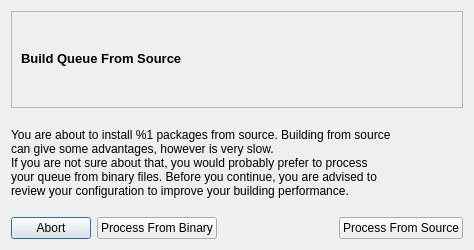
Before: the Qt Designer form trunk/ui/reviewBuildingDialog.ui in drf/shaman1, drawn with Qt 5.
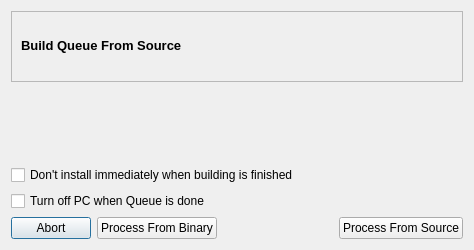
After: the same form once the commit is applied. Icons and pictures are not drawn.

Patch:
```diff
--- a/trunk/ui/reviewBuildingDialog.ui
+++ b/trunk/ui/reviewBuildingDialog.ui
@@ -65,11 +65,27 @@
      <item>
       <widget class="QLabel" name="infoLabel" >
        <property name="text" >
-        <string>You are about to install %1 packages from source. Building from source
-can give some advantages, however is very slow.
-If you are not sure about that, you would probably prefer to process
-your queue from binary files. Before you continue, you are advised to
-review your configuration to improve your building performance.</string>
+        <string/>
+       </property>
+      </widget>
+     </item>
+     <item>
+      <widget class="QCheckBox" name="noProcessBox" >
+       <property name="toolTip" >
+        <string>This is useful if you want to review compiler's output</string>
+       </property>
+       <property name="text" >
+        <string>Don't install immediately when building is finished</string>
+       </property>
+      </widget>
+     </item>
+     <item>
+      <widget class="QCheckBox" name="turnOffBox" >
+       <property name="toolTip" >
+        <string/>
+       </property>
+       <property name="text" >
+        <string>Turn off PC when Queue is done</string>
        </property>
       </widget>
      </item>
```
